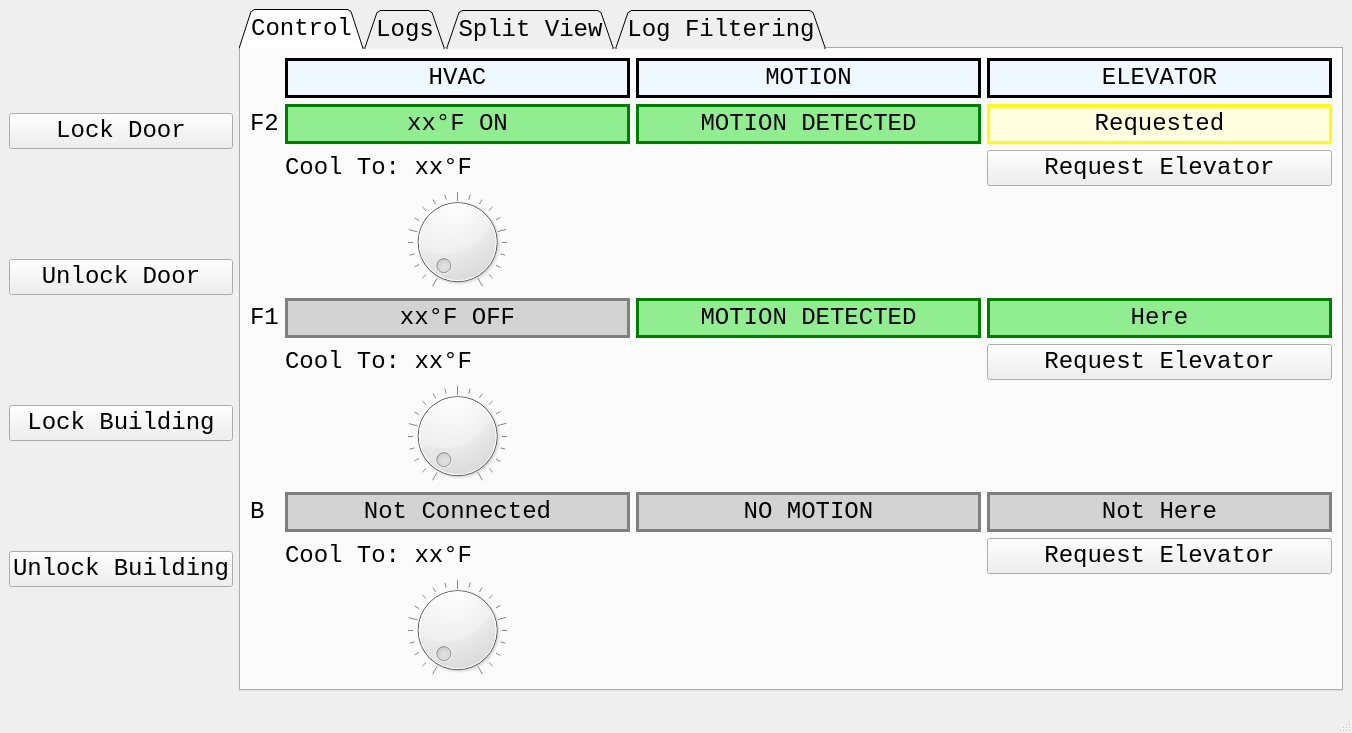
Before: the Qt Designer form TabsDesign.ui in lmurach/AU_Capstone_Trideum, drawn with Qt 5.
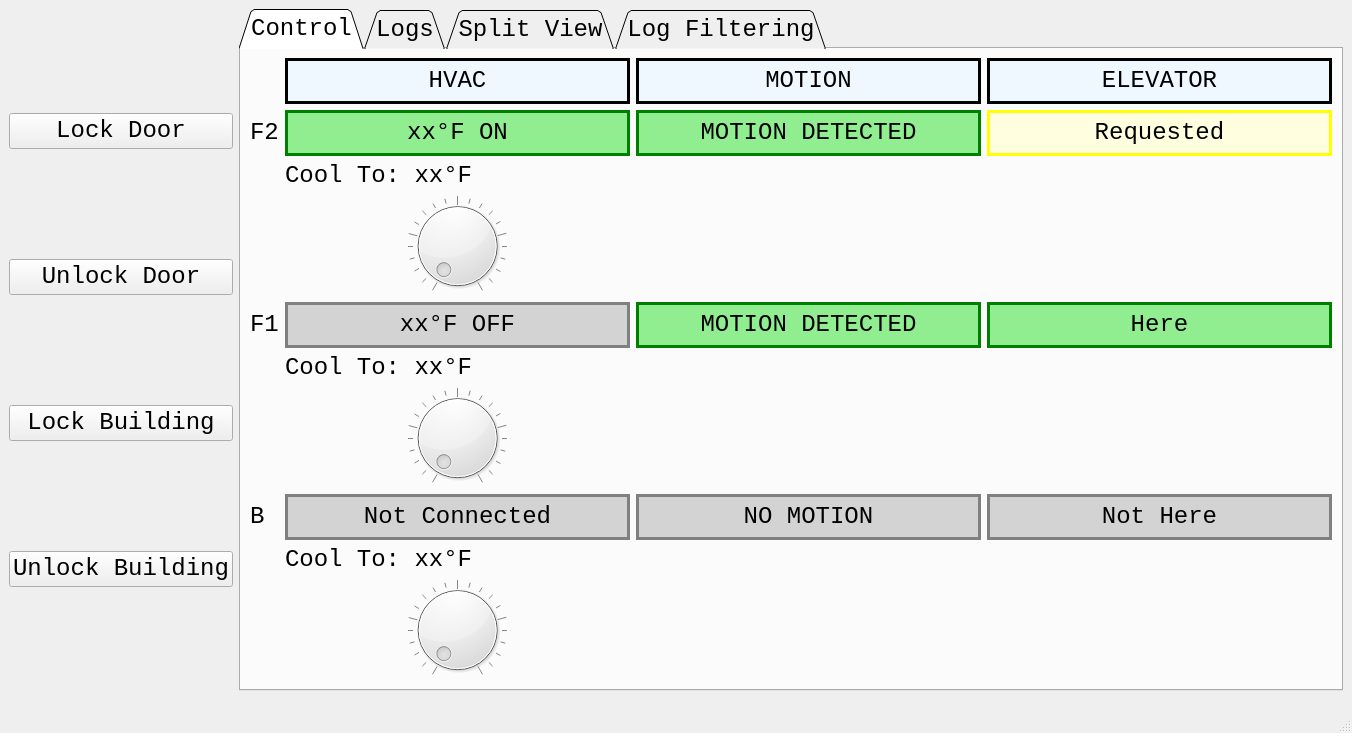
After: the same form once the commit is applied. The open tabs and pages were chosen to show the change.

```diff
--- a/TabsDesign.ui
+++ b/TabsDesign.ui
@@ -289,25 +289,6 @@
             </property>
            </widget>
           </item>
-          <item row="5" column="3">
-           <widget class="QPushButton" name="middle_floor_elevator_request">
-            <property name="sizePolicy">
-             <sizepolicy hsizetype="Expanding" vsizetype="Fixed">
-              <horstretch>0</horstretch>
-              <verstretch>0</verstretch>
-             </sizepolicy>
-            </property>
-            <property name="font">
-             <font>
-              <family>Consolas</family>
-              <pointsize>18</pointsize>
-             </font>
-            </property>
-            <property name="text">
-             <string>Request Elevator</string>
-            </property>
-           </widget>
-          </item>
           <item row="7" column="2">
            <widget class="QPushButton" name="bottom_floor_motion">
             <property name="sizePolicy">
@@ -506,25 +487,6 @@
             </property>
            </widget>
           </item>
-          <item row="2" column="3">
-           <widget class="QPushButton" name="top_floor_elevator_request">
-            <property name="sizePolicy">
-             <sizepolicy hsizetype="Expanding" vsizetype="Fixed">
-              <horstretch>0</horstretch>
-              <verstretch>0</verstretch>
-             </sizepolicy>
-            </property>
-            <property name="font">
-             <font>
-              <family>Consolas</family>
-              <pointsize>18</pointsize>
-             </font>
-            </property>
-            <property name="text">
-             <string>Request Elevator</string>
-            </property>
-           </widget>
-          </item>
           <item row="4" column="1">
            <widget class="QPushButton" name="middle_floor_temp">
             <property name="sizePolicy">
@@ -637,25 +599,6 @@
             </property>
            </widget>
           </item>
-          <item row="8" column="3">
-           <widget class="QPushButton" name="bottom_floor_elevator_request">
-            <property name="sizePolicy">
-             <sizepolicy hsizetype="Expanding" vsizetype="Fixed">
-              <horstretch>0</horstretch>
-              <verstretch>0</verstretch>
-             </sizepolicy>
-            </property>
-            <property name="font">
-             <font>
-              <family>Consolas</family>
-              <pointsize>18</pointsize>
-             </font>
-            </property>
-            <property name="text">
-             <string>Request Elevator</string>
-            </property>
-           </widget>
-          </item>
           <item row="1" column="2">
            <widget class="QPushButton" name="top_floor_motion">
             <property name="sizePolicy">
```
Left out of the diff: 41 changed lines with no effect on the pictures.
